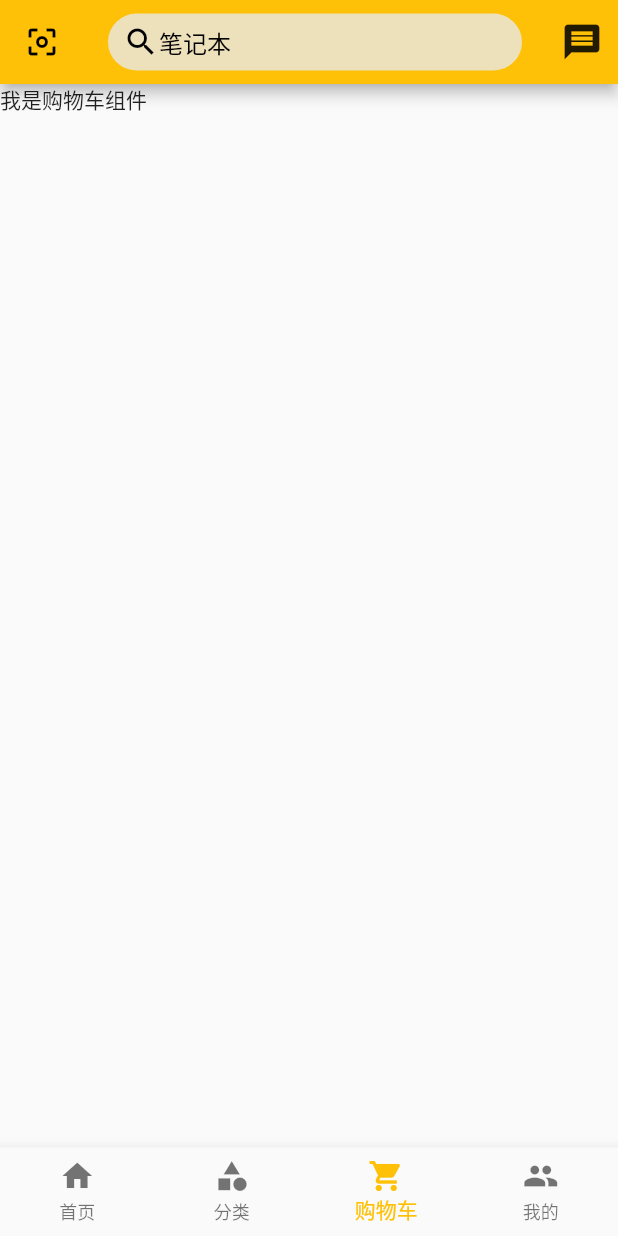
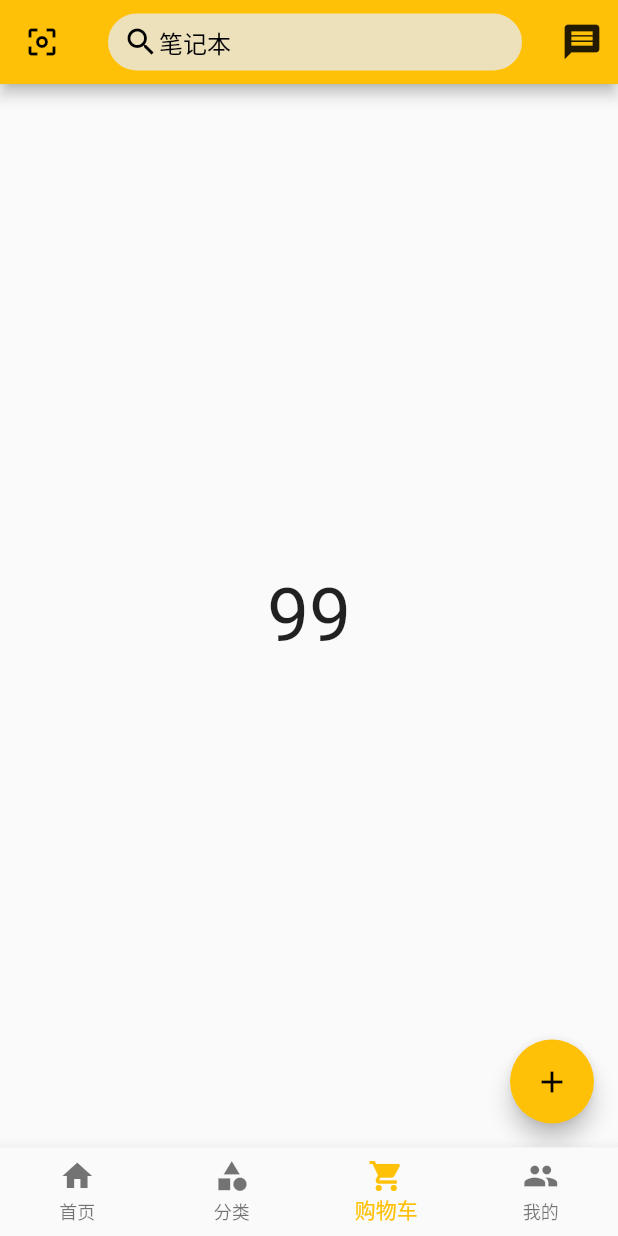
Before and after one commit to yirry007/flutter_jd, a Flutter app: the screen it shows after launch, swiped to page 3, on a phone screen of 412 x 824 dp. Run offline on Flutter 3.47's test engine with Material 2 defaults, Android fonts, the phone set to English and light mode, and no system bars; our stand-ins replace dio, flutter_screenutil, flutter_swiper_plus, shared_preferences; missing offline and left inert: flutter_inappwebview; network calls fail; statements that could not run were skipped.

Commit message:
state manager provider testing

```diff
--- a/lib/main.dart
+++ b/lib/main.dart
@@ -2,6 +2,8 @@ import 'package:flutter/material.dart';
 import 'package:flutter_jd/routers/router.dart';
 import 'package:flutter_screenutil/flutter_screenutil.dart';
 import 'colors.dart';
+import 'package:provider/provider.dart';
+import 'package:flutter_jd/provider/Counter.dart';
 
 void main() {
   runApp(JD());
@@ -19,7 +21,12 @@ class _JDState extends State<JD> {
   Widget build(BuildContext context) {
     return ScreenUtilInit(
       designSize: Size(720, 1520),//配置设计稿的宽度高度
-      builder: () => MaterialApp(
+      builder: () => MultiProvider(//全局状态管理provider
+        providers: [
+          ChangeNotifierProvider(create: (_) => Counter()),
+          //ChangeNotifierProvider(create: (_) => Cart()),
+        ],
+        child: MaterialApp(
           debugShowCheckedModeBanner: false,
           initialRoute: '/',
           onGenerateRoute: onGenerateRoute,
@@ -35,6 +42,7 @@ class _JDState extends State<JD> {
             );
           },
         ),
+      ),
     );
   }
 }
--- a/lib/model/ProductContentModel.dart
+++ b/lib/model/ProductContentModel.dart
@@ -100,12 +100,14 @@ class ProductContentItem {
 class Attr {
   String? cate;
   List<String>? list;
+  List<Map>? attrList;
 
   Attr({this.cate, this.list});
 
   Attr.fromJson(Map<String, dynamic> json) {
     cate = json['cate'];
     list = json['list'].cast<String>();
+    attrList = [];
   }
 
   Map<String, dynamic> toJson() {
--- a/lib/pages/tabs/Cart.dart
+++ b/lib/pages/tabs/Cart.dart
@@ -1,4 +1,6 @@
 import 'package:flutter/material.dart';
+import 'package:provider/provider.dart';
+import 'package:flutter_jd/provider/Counter.dart';
 
 class CartPage extends StatefulWidget {
   CartPage({Key? key}) : super(key: key);
@@ -10,6 +12,20 @@ class CartPage extends StatefulWidget {
 class _CartPageState extends State<CartPage> {
   @override
   Widget build(BuildContext context) {
-    return Text('我是购物车组件');
+    var counterProvider = Provider.of<Counter>(context);
+
+    return Scaffold(
+      floatingActionButton: FloatingActionButton(
+        onPressed: (){
+          counterProvider.incCount();
+        },
+        child: Icon(Icons.add),
+      ),
+      body: Center(
+        child: Text('${counterProvider.count}', style: TextStyle(
+          fontSize: 50,
+        )),
+      ),
+    );
   }
 }
--- /dev/null
+++ b/lib/provider/Counter.dart
@@ -0,0 +1,12 @@
+import 'package:flutter/material.dart';
+
+class Counter with ChangeNotifier{
+  int _count = 99;//状态
+
+  int get count => _count;//获取状态
+
+  incCount(){//更新状态
+    _count++;
+    notifyListeners();//通知全局更新状态
+  }
+}
--- a/pubspec.yaml
+++ b/pubspec.yaml
@@ -39,6 +39,7 @@ dependencies:
   dio: ^4.0.4
   shared_preferences: ^2.0.12
   flutter_inappwebview: ^5.3.2
+  provider: ^6.0.2
 
 dev_dependencies:
   flutter_test:
```
Also changed, not shown: lib/pages/ProductContent/ProductContentFirst.dart (+72 -5 lines), lib/pages/tabs/User.dart (+9 -1 lines), pubspec.lock. Lines whose indentation alone changed are shown as unchanged.
